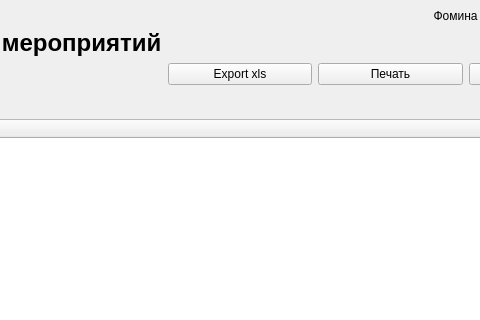
Qt form Ui_designer/Ui_Event_shedule.ui (Vsesvet/Logistics) before a commit; both pictures show x 457 to 937 and y 0 to 320 of the 1080 by 620 pixel window.
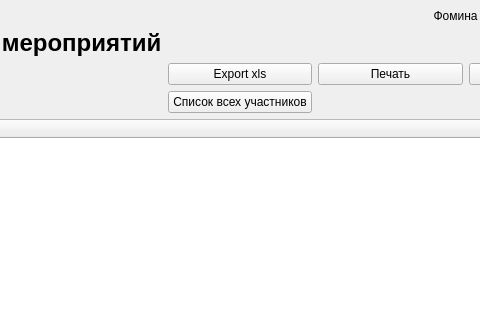
The same form after that commit.

Commit message: Сделал отображение таблицы участников, функцию добавления/удаления участника

```diff
--- a/Ui_designer/Ui_Event_shedule.ui
+++ b/Ui_designer/Ui_Event_shedule.ui
@@ -216,6 +216,13 @@
       </item>
      </layout>
     </item>
+    <item row="3" column="3">
+     <widget class="QPushButton" name="pushButton_list_of_all_participants">
+      <property name="text">
+       <string>Список всех участников</string>
+      </property>
+     </widget>
+    </item>
    </layout>
   </widget>
   <widget class="QMenuBar" name="menubar">
```
Left out of the diff: 2 changed lines with no effect on the pictures. The commit also changes 3 other files.
